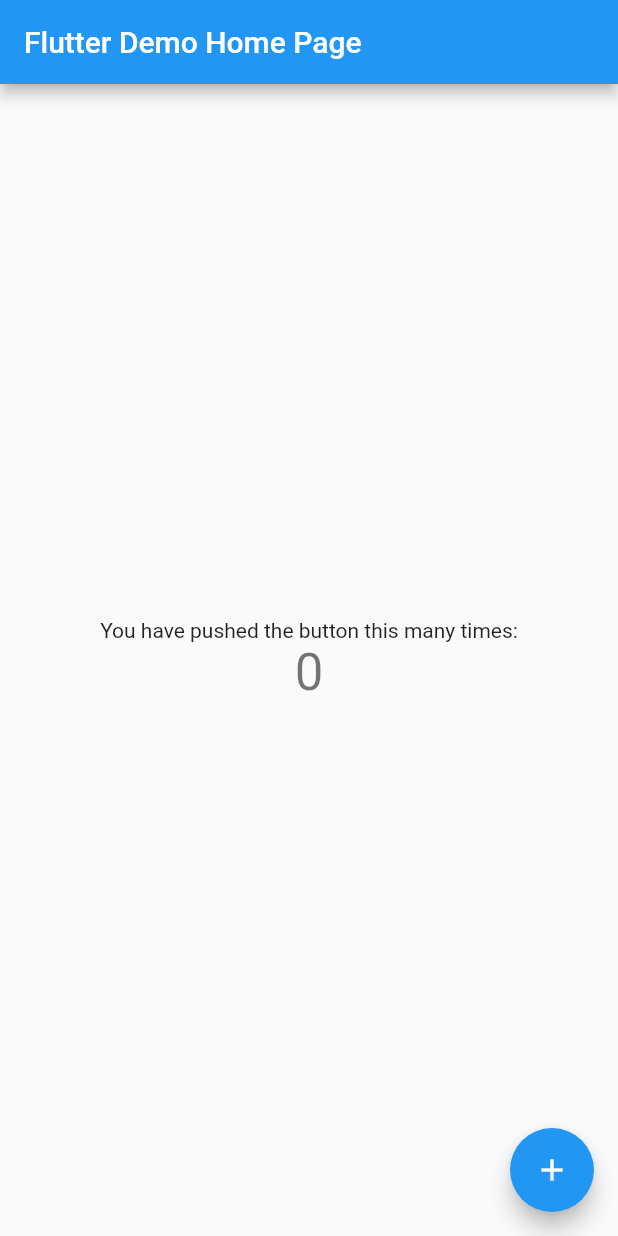
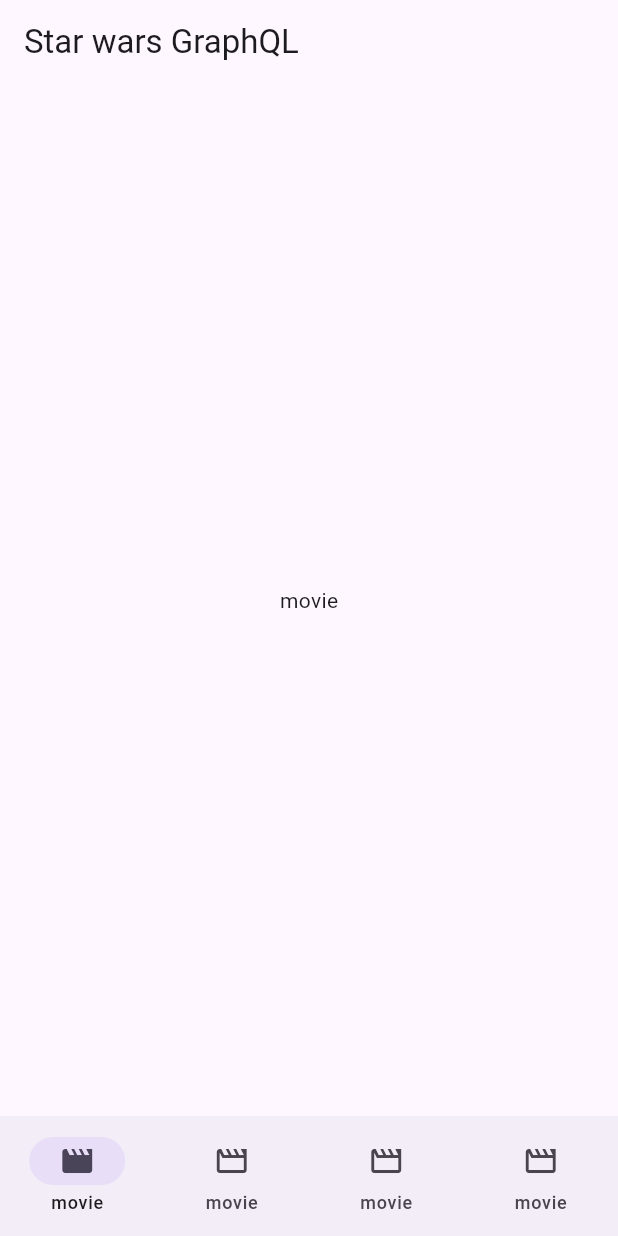
Before and after one commit to tomoyanakano/flutter_ferry_example, a Flutter app: the screen it shows after launch, on a phone screen of 412 x 824 dp. Run offline on Flutter 3.47's test engine with Material 2 defaults, Android fonts, the phone set to English and light mode, and no system bars; our stand-ins replace built_collection, built_value, flutter_hooks, freezed_annotation, hive_flutter, hooks_riverpod; missing offline and left inert: ferry, ferry_exec, ferry_hive_store, gql, gql_code_builder, gql_exec and 1 more; accounts and stored records are empty.

Commit message:
:lipstick: home page

```diff
--- a/lib/main.dart
+++ b/lib/main.dart
@@ -1,5 +1,6 @@
 import 'package:flutter/material.dart';
 import 'package:flutter_ferry_sample/utils/hive_service.dart';
+import 'package:flutter_hooks/flutter_hooks.dart';
 import 'package:hooks_riverpod/hooks_riverpod.dart';
 
 void main() async {
@@ -18,103 +19,56 @@
     return MaterialApp(
       title: 'Flutter Demo',
       theme: ThemeData(
-        // This is the theme of your application.
-        //
-        // Try running your application with "flutter run". You'll see the
-        // application has a blue toolbar. Then, without quitting the app, try
-        // changing the primarySwatch below to Colors.green and then invoke
-        // "hot reload" (press "r" in the console where you ran "flutter run",
-        // or simply save your changes to "hot reload" in a Flutter IDE).
-        // Notice that the counter didn't reset back to zero; the application
-        // is not restarted.
+        useMaterial3: true,
         primarySwatch: Colors.blue,
       ),
-      home: const MyHomePage(title: 'Flutter Demo Home Page'),
+      home: const Home(),
     );
   }
 }
 
-class MyHomePage extends StatefulWidget {
-  const MyHomePage({Key? key, required this.title}) : super(key: key);
+class Home extends HookConsumerWidget {
+  const Home({Key? key}) : super(key: key);
 
-  // This widget is the home page of your application. It is stateful, meaning
-  // that it has a State object (defined below) that contains fields that affect
-  // how it looks.
-
-  // This class is the configuration for the state. It holds the values (in this
-  // case the title) provided by the parent (in this case the App widget) and
-  // used by the build method of the State. Fields in a Widget subclass are
-  // always marked "final".
-
-  final String title;
+  final List<Widget> pages = const [
+    Center(child: Text('movie'),),
+    Center(child: Text('movie'),),
+    Center(child: Text('movie'),),
+    Center(child: Text('movie'),),
+  ];
 
   @override
-  State<MyHomePage> createState() => _MyHomePageState();
-}
-
-class _MyHomePageState extends State<MyHomePage> {
-  int _counter = 0;
-
-  void _incrementCounter() {
-    setState(() {
-      // This call to setState tells the Flutter framework that something has
-      // changed in this State, which causes it to rerun the build method below
-      // so that the display can reflect the updated values. If we changed
-      // _counter without calling setState(), then the build method would not be
-      // called again, and so nothing would appear to happen.
-      _counter++;
-    });
-  }
-
-  @override
-  Widget build(BuildContext context) {
-    // This method is rerun every time setState is called, for instance as done
-    // by the _incrementCounter method above.
-    //
-    // The Flutter framework has been optimized to make rerunning build methods
-    // fast, so that you can just rebuild anything that needs updating rather
-    // than having to individually change instances of widgets.
+  Widget build(BuildContext context, WidgetRef ref) {
+    final state = useState(0);
     return Scaffold(
-      appBar: AppBar(
-        // Here we take the value from the MyHomePage object that was created by
-        // the App.build method, and use it to set our appbar title.
-        title: Text(widget.title),
+      appBar: AppBar(title: const Text('Star wars GraphQL'),),
+      body: pages[state.value],
+      bottomNavigationBar: NavigationBar(
+        selectedIndex: state.value,
+        onDestinationSelected: (index) => state.value = index,
+        destinations: const [
+          NavigationDestination(
+            icon: Icon(Icons.movie_outlined),
+            selectedIcon: Icon(Icons.movie),
+            label: 'movie',
+          ),
+          NavigationDestination(
+            icon: Icon(Icons.movie_outlined),
+            selectedIcon: Icon(Icons.movie),
+            label: 'movie',
+          ),
+          NavigationDestination(
+            icon: Icon(Icons.movie_outlined),
+            selectedIcon: Icon(Icons.movie),
+            label: 'movie',
+          ),
+          NavigationDestination(
+            icon: Icon(Icons.movie_outlined),
+            selectedIcon: Icon(Icons.movie),
+            label: 'movie',
+          ),
+        ],
       ),
-      body: Center(
-        // Center is a layout widget. It takes a single child and positions it
-        // in the middle of the parent.
-        child: Column(
-          // Column is also a layout widget. It takes a list of children and
-          // arranges them vertically. By default, it sizes itself to fit its
-          // children horizontally, and tries to be as tall as its parent.
-          //
-          // Invoke "debug painting" (press "p" in the console, choose the
-          // "Toggle Debug Paint" action from the Flutter Inspector in Android
-          // Studio, or the "Toggle Debug Paint" command in Visual Studio Code)
-          // to see the wireframe for each widget.
-          //
-          // Column has various properties to control how it sizes itself and
-          // how it positions its children. Here we use mainAxisAlignment to
-          // center the children vertically; the main axis here is the vertical
-          // axis because Columns are vertical (the cross axis would be
-          // horizontal).
-          mainAxisAlignment: MainAxisAlignment.center,
-          children: <Widget>[
-            const Text(
-              'You have pushed the button this many times:',
-            ),
-            Text(
-              '$_counter',
-              style: Theme.of(context).textTheme.headline4,
-            ),
-          ],
-        ),
-      ),
-      floatingActionButton: FloatingActionButton(
-        onPressed: _incrementCounter,
-        tooltip: 'Increment',
-        child: const Icon(Icons.add),
-      ), // This trailing comma makes auto-formatting nicer for build methods.
     );
   }
 }
--- a/pubspec.yaml
+++ b/pubspec.yaml
@@ -41,6 +41,7 @@
   ferry_hive_store: ^0.4.5
   freezed_annotation: ^2.1.0
   json_annotation: ^4.6.0
+  flutter_hooks: ^0.18.5+1
 
 dev_dependencies:
   flutter_test:
```
Also changed, not shown: pubspec.lock.
